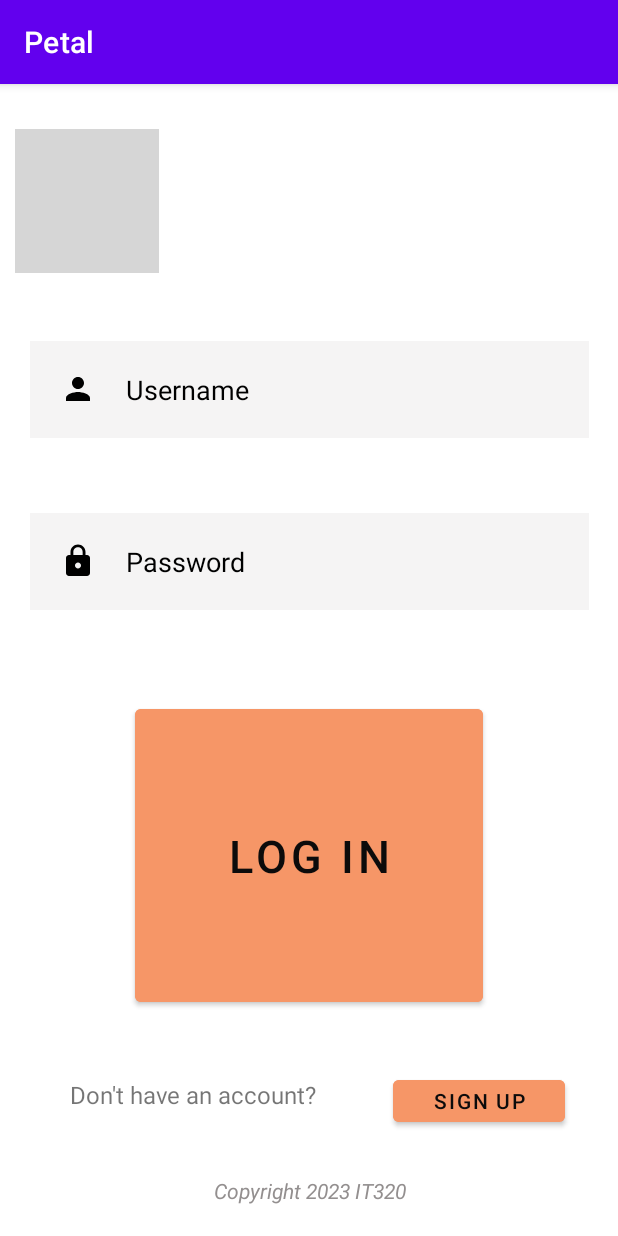
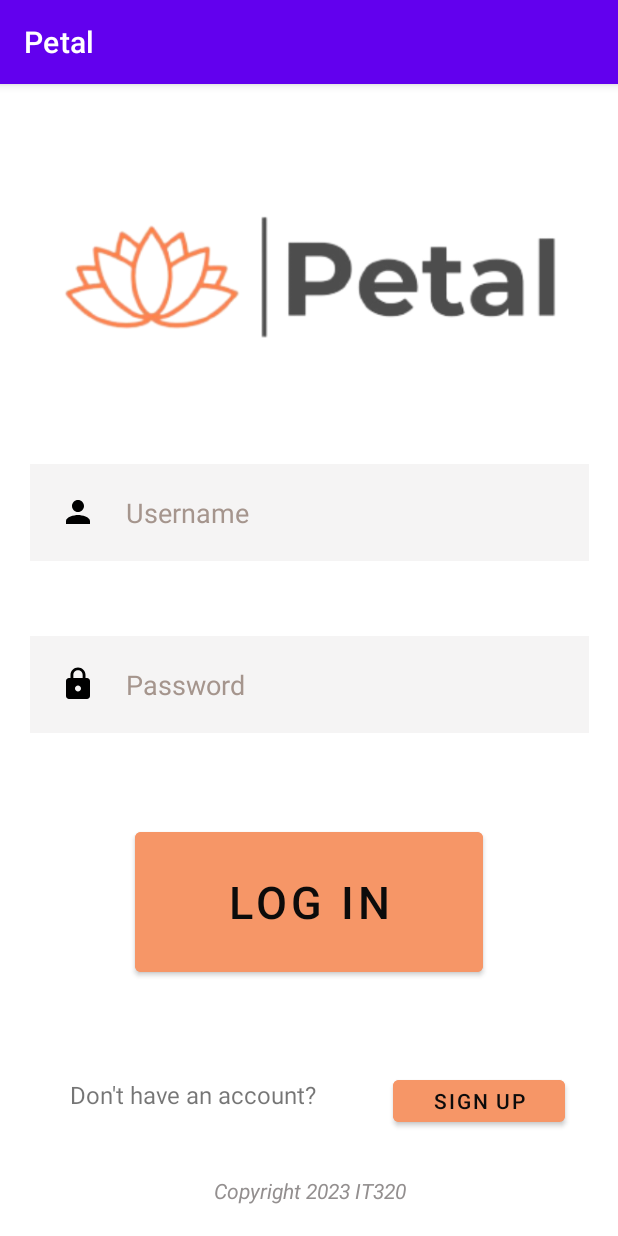
Before and after one commit to shouqcodes/Petal, an Android app: the screen it shows after launch (MainActivity), on a phone screen of 412 x 824 dp. Run offline under Robolectric (Android 15) with nearby library versions, the phone set to English and light mode, and no system bars; grey boxes are pictures that could not be loaded.

Commit message:
Created Login Activity new version

```diff
--- a/app/src/main/res/layout/activity_main.xml
+++ b/app/src/main/res/layout/activity_main.xml
@@ -27,7 +27,7 @@
         android:layout_alignParentStart="true"
         android:layout_alignParentEnd="true"
         android:layout_marginStart="10dp"
-        android:layout_marginTop="-420dp"
+        android:layout_marginTop="-450dp"
         android:layout_marginEnd="9dp"
         android:layout_marginBottom="10dp"
         android:background="#30C8C3C3"
@@ -36,7 +36,7 @@
         android:hint="Username"
         android:padding="20dp"
         android:textColor="@color/white"
-        android:textColorHint="@color/black" />
+        android:textColorHint="#A5958D" />
 
     <EditText
         android:id="@+id/password"
@@ -55,7 +55,7 @@
         android:hint="Password"
         android:padding="20dp"
         android:textColor="@color/white"
-        android:textColorHint="@color/black" />
+        android:textColorHint="#A5958D" />
 
     <Button
         android:id="@+id/signin"
@@ -68,7 +68,7 @@
         android:layout_marginStart="80dp"
         android:layout_marginTop="50dp"
         android:layout_marginEnd="80dp"
-        android:layout_marginBottom="140dp"
+        android:layout_marginBottom="160dp"
         android:backgroundTint="#F69667"
         android:text="log in"
         android:textColor="#0C0B0B"
```
Also changed, not shown: app/src/main/res/drawable/project_logo_.png (added).
